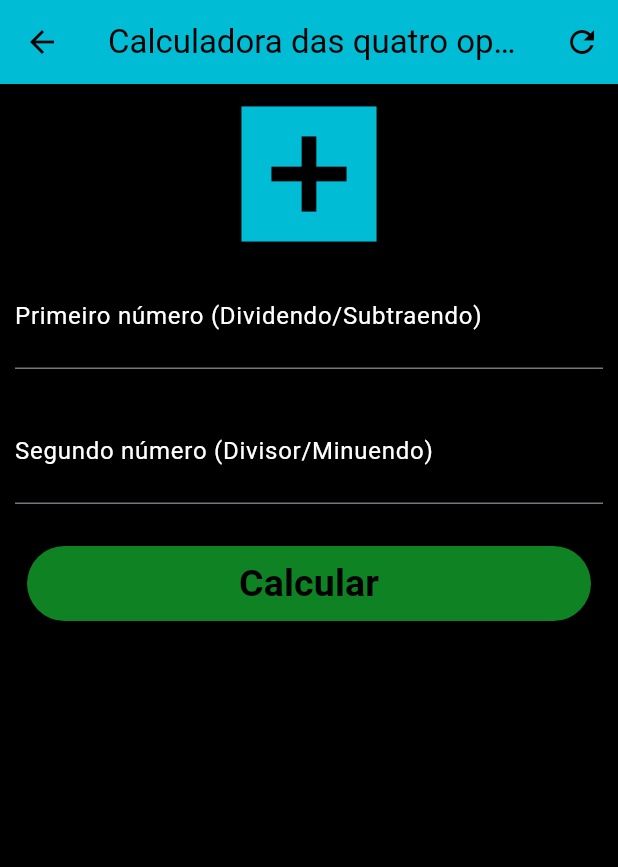
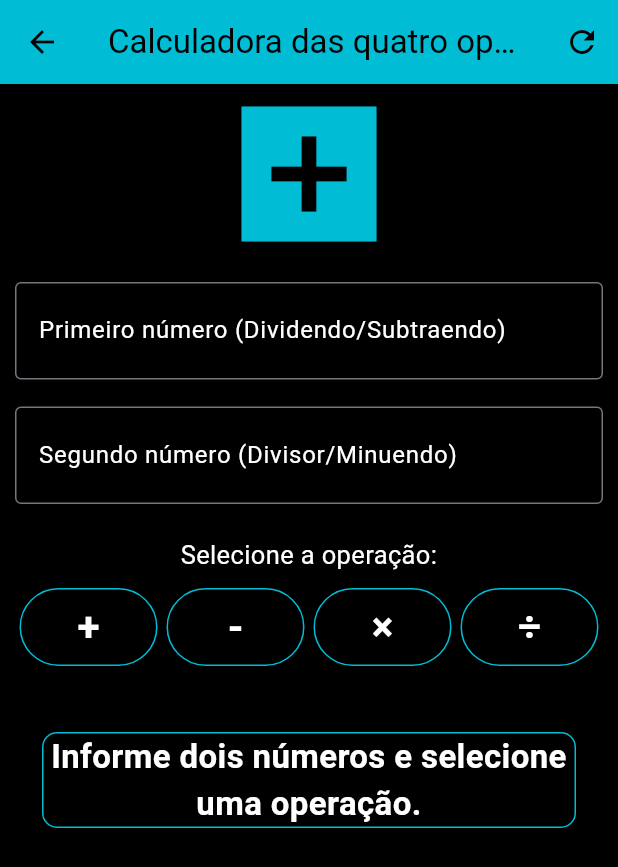
Before and after one commit to ViniciusCampbelldS/app_aval, a Flutter app: the screen it shows after launch, in the side drawer, after a tap on "Operações Básicas", on a phone screen of 412 x 824 dp. Shown: the top 867 px of the screen. Run offline on Flutter 3.47's test engine with Material 3 defaults, Android fonts, the phone set to English and light mode, and no system bars.

Commit message:
Refactor area calculation logic and improve input validation in AreaRetanguloPage; enhance UI feedback for user inputs

```diff
--- a/lib/calculadora.dart
+++ b/lib/calculadora.dart
@@ -8,40 +8,98 @@ class CalculadoraPage extends StatefulWidget {
 }
 
 class _CalculadoraPageState extends State<CalculadoraPage> {
-  // controladores para os campos de texto
 	TextEditingController num1Controller = TextEditingController();
 	TextEditingController num2Controller = TextEditingController();
-  // variável para o resultado da operação
-  final String _infoText = 'Informe dois numeros e selecione a operação.';
-  // função para resetar os campos de texto e a variável de resultado
-  void _resetFields() {
-	 num1Controller.text = '';
-	 num2Controller.text = '';
-	 setState(() {});
-  } // _resetFields
+
+	// variável para o resultado e operação
+	String? operation;
+	String result = 'Informe dois números e selecione uma operação.';
+	double? _parseNumber(String value) {
+		final parsed = double.tryParse(value.trim().replaceAll(',', '.'));
+		return parsed != null && parsed.isFinite ? parsed : null;
+	}
+
+	String _formatNumber(double value) {
+		if (value.isNaN || value.isInfinite) return value.toString();
+		return value.toStringAsFixed(2);
+	}
+
+	void _selectOperation(String selectedOperation) {
+		setState(() {
+			operation = selectedOperation;
+		});
+		_calculate();
+	}
 
 	void _calculate() {
+		final firstText = num1Controller.text.trim();
+		final secondText = num2Controller.text.trim();
+		final num1 = _parseNumber(firstText);
+		final num2 = _parseNumber(secondText);
+
 		setState(() {
-			double num1 = double.tryParse(num1Controller.text) ?? 0;
-			double num2 = double.tryParse(num2Controller.text) ?? 0;
-			double? result;
-			String operation = '';
-			switch (operation){
+			if (operation == null) {
+			result = 'Selecione uma operação.';
+			return;
+			}
+
+			if (firstText.isEmpty || secondText.isEmpty) {
+			result = 'Informe os dois números para calcular.';
+			return;
+			}
+
+			if (num1 == null || num2 == null) {
+			result = 'Digite dois números válidos.';
+			return;
+			}
+
+			if (operation == '/' && num2 == 0) {
+			result = 'Não é possível dividir por zero.';
+			return;
+			}
+
+			late double calculationResult;
+			switch (operation) {
 			case '+':
-					result = num1 + num2;
+				calculationResult = num1 + num2;
 				break;
 			case '-':
-					result = num1 - num2;
+				calculationResult = num1 - num2;
 				break;
 			case '*':
-					result = num1 * num2;
+				calculationResult = num1 * num2;
 				break;
 			case '/':
-					result = num1 / num2;
+				calculationResult = num1 / num2;
 				break;
-			} // switch (operation)
-		}); // setState
-	} // _calculate
+			default:
+				result = 'Selecione uma operação válida.';
+				return;
+			}
+
+			if (!calculationResult.isFinite) {
+			result = 'O resultado está fora do intervalo numérico suportado.';
+			return;
+			}
+
+			final displayOperation = operation == '*'
+				? '×'
+				: operation == '/'
+					? '÷'
+					: operation!;
+			result = '${_formatNumber(num1)} $displayOperation ${_formatNumber(num2)}'
+				' = ${_formatNumber(calculationResult)}';
+		});
+	}
+
+	void _resetFields() {
+		num1Controller.clear();
+		num2Controller.clear();
+		setState(() {
+			operation = null;
+			result = 'Informe dois números e selecione uma operação.';
+		});
+	}
 
 	@override
 	void dispose() {
@@ -49,6 +107,53 @@ class _CalculadoraPageState extends State<CalculadoraPage> {
 		num2Controller.dispose();
 		super.dispose();
 	} // dispose
+
+	Widget _buildNumberField({
+		required String label,
+		required TextEditingController controller,
+	}) {
+		return TextField(
+			controller: controller,
+			keyboardType: const TextInputType.numberWithOptions(
+			decimal: true,
+			signed: true,
+			),
+			textAlign: TextAlign.center,
+			style: const TextStyle(color: Colors.white, fontSize: 22),
+			decoration: InputDecoration(
+			labelText: label,
+			labelStyle: const TextStyle(color: Colors.white),
+			floatingLabelStyle: const TextStyle(color: Colors.white),
+			border: const OutlineInputBorder(),
+			),
+			onChanged: (_) {
+			if (operation != null) _calculate();
+			},
+		);
+	}
+
+	Widget _buildOperationButton(String operationValue, String symbol) {
+		final isSelected = operation == operationValue;
+		return Expanded(
+			child: Padding(
+			padding: const EdgeInsets.symmetric(horizontal: 3),
+			child: ElevatedButton(
+				onPressed: () => _selectOperation(operationValue),
+				style: ElevatedButton.styleFrom(
+					backgroundColor: isSelected ? Colors.cyan : Colors.black,
+					foregroundColor: isSelected ? Colors.black : Colors.cyan,
+					side: const BorderSide(color: Colors.cyan),
+					minimumSize: const Size.fromHeight(52),
+					padding: EdgeInsets.zero,
+				),
+				child: Text(
+					symbol,
+					style: const TextStyle(fontSize: 27, fontWeight: FontWeight.bold, color: Colors.white),
+				),
+			),
+			),
+		);
+	}
 
 	@override
 	Widget build(BuildContext context) {
@@ -63,76 +168,70 @@ class _CalculadoraPageState extends State<CalculadoraPage> {
 					'Calculadora das quatro operações básicas',
 					style: TextStyle(color: Colors.black),
 				), // Text
-				centerTitle: true,
 				actions: [
 					IconButton(
 						onPressed: _resetFields,
-						icon: Icon(
-							Icons.refresh,
-							color: Colors.black,
-						), // icon
-					), // IconButton
-				], // actions
+						tooltip: 'Limpar campos',
+						icon: const Icon(Icons.refresh, color: Colors.black),
+					),
+				],
+				centerTitle: true,
 			), // AppBar
-			body: SingleChildScrollView(
+			body: SafeArea(
+				child: SingleChildScrollView(
 					padding: EdgeInsets.fromLTRB(10, 0, 10, 0),
 					child: Column(
-					crossAxisAlignment: CrossAxisAlignment.stretch,
+						crossAxisAlignment: CrossAxisAlignment.center,
 						children: [
 							Icon(Icons.add_box_sharp, size: 120, color: Colors.cyan),
-						TextField(
-							keyboardType: TextInputType.number,
-							textAlign: TextAlign.center,
-							style: TextStyle(
-								color: Colors.white,
-								fontSize: 25
-							), // TextStyle
-							// decoração do campo de texto
-							decoration: InputDecoration(
-								labelText: 'Primeiro número (Dividendo/Subtraendo)',
-								labelStyle: TextStyle(color:  Colors.white),
-							), // decoration: InputDecoration(
+							const SizedBox(height: 12),
+							_buildNumberField(
+								label: 'Primeiro número (Dividendo/Subtraendo)',
 								controller: num1Controller,
-						), // TextField
-						SizedBox(height: 20),
-						TextField(
-							keyboardType: TextInputType.number,
-							textAlign: TextAlign.center,
-							style: TextStyle(color: Colors.white, fontSize: 25),
-							// decoração do campo de texto
-							decoration: InputDecoration(
-								labelText: 'Segundo número (Divisor/Minuendo)',
-								labelStyle: TextStyle(color: Colors.white),
-							), // decoration: InputDecoration
+							),
+							const SizedBox(height: 18),
+							_buildNumberField(
+								label: 'Segundo número (Divisor/Minuendo)',
 								controller: num2Controller,
 							), // TextField
-						SizedBox(height: 20),
+							const SizedBox(height: 22),
+							const Text(
+								'Selecione a operação:',
+								style: TextStyle(color: Colors.white, fontSize: 17),
+								textAlign: TextAlign.center,
+							),
+							const SizedBox(height: 10),
+							Row(
+								children: [
+									_buildOperationButton('+', '+'),
+									_buildOperationButton('-', '-'),
+									_buildOperationButton('*', '×'),
+									_buildOperationButton('/', '÷'),
+								],
+							),
+							const SizedBox(height: 26),
 							Padding(
-							padding: const EdgeInsets.all(8.0),
-							child: SizedBox(
-								height: 50,
-								child: ElevatedButton(
-									onPressed: _calculate,
-									// ignore: sort_child_properties_last
+								padding: const EdgeInsets.all(18),
+								child: Container(
+									decoration: BoxDecoration(
+										border: Border.all(color: Colors.cyan),
+										borderRadius: BorderRadius.circular(10),
+									),
 									child: Text(
-										'Calcular',
-										style: TextStyle(color: Colors.black, fontSize: 25, fontWeight: FontWeight.bold),
-									), // Text
-									style: ElevatedButton.styleFrom(
-										backgroundColor: const Color.fromARGB(255, 15, 130, 35),
-									), // style: ElevatedButton.styleFrom(
-								), // Elevated Button
+										result,
+										textAlign: TextAlign.center,
+										style: const TextStyle(
+											color: Colors.white,
+											fontSize: 22,
+											fontWeight: FontWeight.bold,
+										),
 									), // child sizedBox
+								), // Container
 							), // Padding
-						SizedBox(height: 20),
-							Text(
-							_infoText,
-							textAlign: TextAlign.center,
-							style: TextStyle(color: Colors.black, fontSize: 25),
-						), // Text
 					], // children of Column
 				), // Column
 				), // SingleChildScrollView
+			), // SafeArea
 		); // Scaffold
 	} // build
 } // _CalculadoraPageState
--- a/lib/main.dart
+++ b/lib/main.dart
@@ -161,19 +161,9 @@ class _HomeState extends State<Home> {
 				child: Column(
 					children: [
 						Text(
-								'Desenvolvido por Vinicius C. dos Santos\nIcone feito por \"Magnific\" in:',
+								'Desenvolvido por Vinicius C. dos Santos',
 								style: TextStyle(color: Colors.black, fontSize: 18),
 						), // child: Text
-						InkWell(
-							child: Text(
-								'https://www.flaticon.com/free-icons/mathematics',
-								style: TextStyle(color: Colors.blue, decoration: TextDecoration.underline),
-							), // Text
-							onTap: () async {
-								final url = Uri.parse('https://www.flaticon.com/free-icons/mathematics');
-								await launchUrl(url);
-							},
-						) // InkWell
 					], // children
 				), // Column
 			), // child: Container
```
Also changed, not shown: lib/area_retangulo.dart (+52 -40 lines), lib/vel_media.dart (+1 -12 lines). Lines whose indentation alone changed are shown as unchanged.
